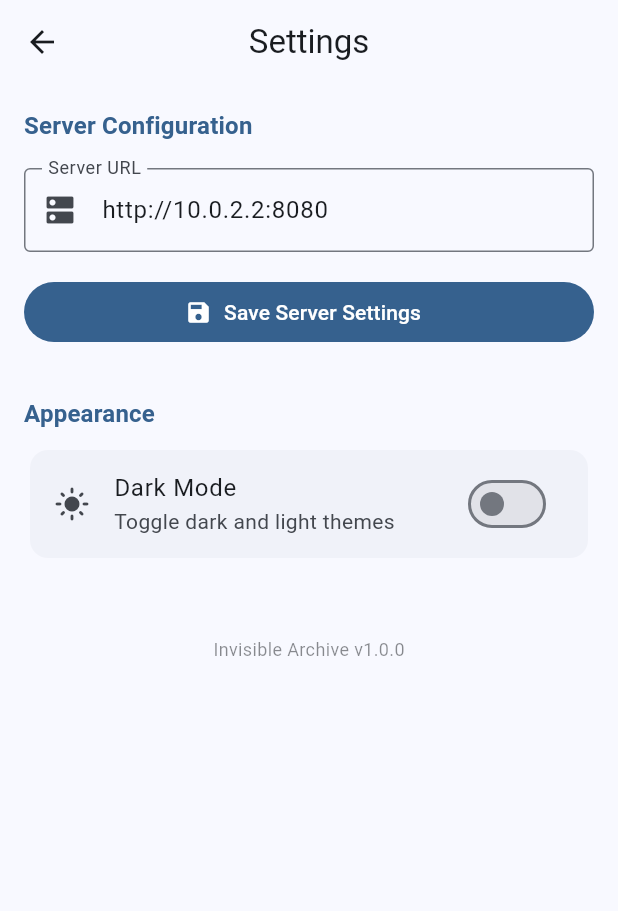
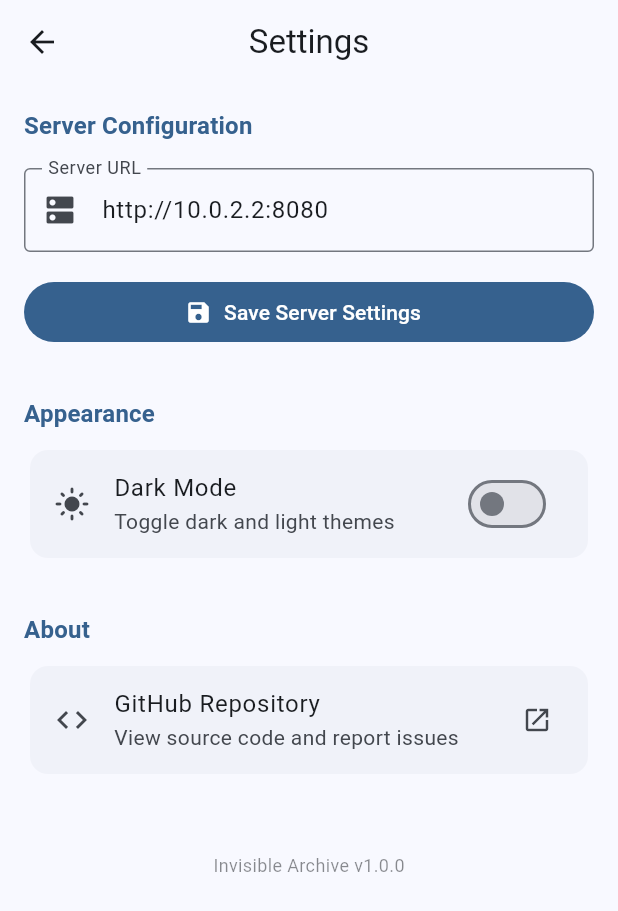
Before and after one commit to Alchemist-Aloha/invisible-archive, a Flutter app: the SettingsPage screen opened directly, on a phone screen of 412 x 824 dp. Shown: the top 911 px of the screen. Run offline on Flutter 3.47's test engine with Material 3 defaults, Android fonts, the phone set to English and light mode, and no system bars; our stand-ins replace cached_network_image, photo_view, shared_preferences, video_player; accounts and stored records are empty; network calls fail.

Commit message:
feat: add 'About' section with GitHub repository link and URL launch functionality

```diff
--- a/mobile/lib/pages/settings_page.dart
+++ b/mobile/lib/pages/settings_page.dart
@@ -1,5 +1,6 @@
 import 'package:flutter/material.dart';
 import 'package:provider/provider.dart';
+import 'package:url_launcher/url_launcher.dart';
 import '../providers/settings_provider.dart';
 
 class SettingsPage extends StatefulWidget {
@@ -23,6 +24,17 @@ class _SettingsPageState extends State<SettingsPage> {
   void dispose() {
     _urlController.dispose();
     super.dispose();
+  }
+
+  Future<void> _launchUrl(String url) async {
+    final Uri uri = Uri.parse(url);
+    if (!await launchUrl(uri, mode: LaunchMode.externalApplication)) {
+      if (mounted) {
+        ScaffoldMessenger.of(context).showSnackBar(
+          SnackBar(content: Text('Could not launch $url')),
+        );
+      }
+    }
   }
 
   @override
@@ -96,6 +108,26 @@ class _SettingsPageState extends State<SettingsPage> {
               onChanged: (val) => context.read<SettingsProvider>().setDarkMode(val),
             ),
           ),
+          const SizedBox(height: 32),
+          Text(
+            'About',
+            style: Theme.of(context).textTheme.titleMedium?.copyWith(
+                  color: Theme.of(context).colorScheme.primary,
+                  fontWeight: FontWeight.bold,
+                ),
+          ),
+          const SizedBox(height: 8),
+          Card(
+            elevation: 0,
+            color: Theme.of(context).colorScheme.surfaceVariant.withOpacity(0.3),
+            child: ListTile(
+              leading: const Icon(Icons.code),
+              title: const Text('GitHub Repository'),
+              subtitle: const Text('View source code and report issues'),
+              trailing: const Icon(Icons.open_in_new, size: 20),
+              onTap: () => _launchUrl('https://github.com/Alchemist-Aloha/invisible-archive'),
+            ),
+          ),
           const SizedBox(height: 48),
           const Center(
             child: Opacity(
```
